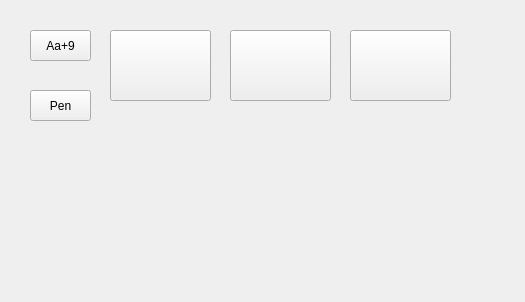
Above: examples/buttons/mainwindow.ui from sintegrial/qsint before the change. Below: the same form after it.
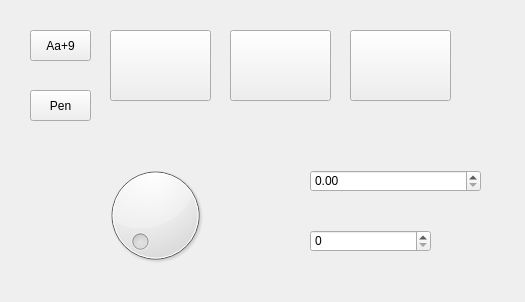
That is the form after the change. Custom widgets are drawn as their Qt base class.

What changed in the file:
```diff
--- a/examples/buttons/mainwindow.ui
+++ b/examples/buttons/mainwindow.ui
@@ -69,6 +69,47 @@
     </rect>
    </property>
   </widget>
+  <widget class="QSint::Dial" name="dial">
+   <property name="geometry">
+    <rect>
+     <x>100</x>
+     <y>160</y>
+     <width>111</width>
+     <height>111</height>
+    </rect>
+   </property>
+   <property name="font">
+    <font>
+     <pointsize>12</pointsize>
+     <weight>75</weight>
+     <italic>true</italic>
+     <bold>true</bold>
+    </font>
+   </property>
+   <property name="Suffix" stdset="0">
+    <string>%</string>
+   </property>
+  </widget>
+  <widget class="QSint::DoubleSpinComboBox" name="doubleSpinBox">
+   <property name="geometry">
+    <rect>
+     <x>310</x>
+     <y>170</y>
+     <width>171</width>
+     <height>22</height>
+    </rect>
+   </property>
+  </widget>
+  <widget class="QSint::SpinComboBox" name="spinBox">
+   <property name="geometry">
+    <rect>
+     <x>310</x>
+     <y>230</y>
+     <width>121</width>
+     <height>22</height>
+    </rect>
+   </property>
+  </widget>
  </widget>
  <customwidgets>
   <customwidget>
@@ -86,6 +127,21 @@
    <extends>QToolButton</extends>
    <header location="global">QSintWidgets</header>
   </customwidget>
+  <customwidget>
+   <class>QSint::Dial</class>
+   <extends>QDial</extends>
+   <header location="global">QSintWidgets</header>
+  </customwidget>
+  <customwidget>
+   <class>QSint::DoubleSpinComboBox</class>
+   <extends>QDoubleSpinBox</extends>
+   <header location="global">QSintWidgets</header>
+  </customwidget>
+  <customwidget>
+   <class>QSint::SpinComboBox</class>
+   <extends>QSpinBox</extends>
+   <header location="global">QSintWidgets</header>
+  </customwidget>
  </customwidgets>
  <resources/>
  <connections/>
```
